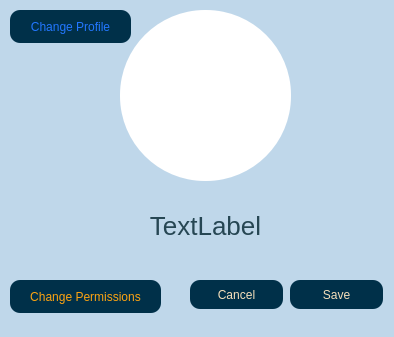
Qt form client/groupprofile.ui (AP-projects-4001/jan-ghahve) before a commit.
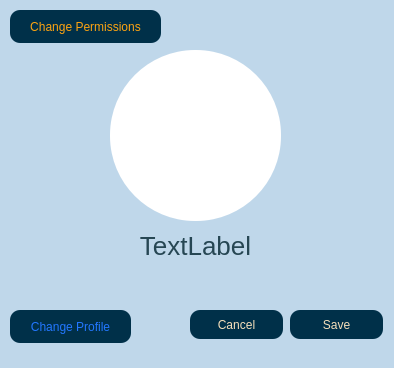
The same form after that commit.

Diff of the .ui file:
```diff
--- a/client/groupprofile.ui
+++ b/client/groupprofile.ui
@@ -7,7 +7,7 @@
     <x>0</x>
     <y>0</y>
     <width>394</width>
-    <height>337</height>
+    <height>368</height>
    </rect>
   </property>
   <property name="windowTitle">
@@ -20,7 +20,7 @@
    <property name="geometry">
     <rect>
      <x>10</x>
-     <y>280</y>
+     <y>10</y>
      <width>151</width>
      <height>33</height>
     </rect>
@@ -40,8 +40,8 @@
   <widget class="QLabel" name="lbl_name">
    <property name="geometry">
     <rect>
-     <x>120</x>
-     <y>210</y>
+     <x>110</x>
+     <y>230</y>
      <width>171</width>
      <height>31</height>
     </rect>
@@ -61,7 +61,7 @@
    <property name="geometry">
     <rect>
      <x>10</x>
-     <y>10</y>
+     <y>310</y>
      <width>121</width>
      <height>33</height>
     </rect>
@@ -82,7 +82,7 @@
    <property name="geometry">
     <rect>
      <x>290</x>
-     <y>280</y>
+     <y>310</y>
      <width>93</width>
      <height>29</height>
     </rect>
@@ -103,7 +103,7 @@
    <property name="geometry">
     <rect>
      <x>190</x>
-     <y>280</y>
+     <y>310</y>
      <width>93</width>
      <height>29</height>
     </rect>
@@ -123,8 +123,8 @@
   <widget class="QLabel" name="lbl_img">
    <property name="geometry">
     <rect>
-     <x>120</x>
-     <y>10</y>
+     <x>110</x>
+     <y>50</y>
      <width>171</width>
      <height>171</height>
     </rect>
```
